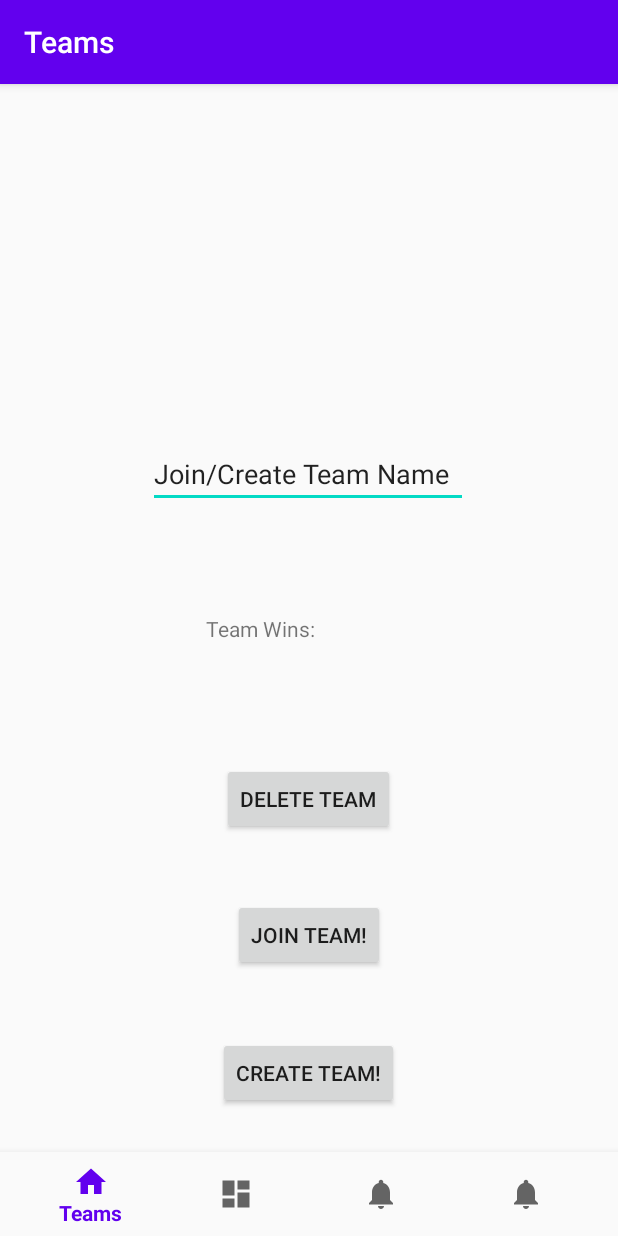
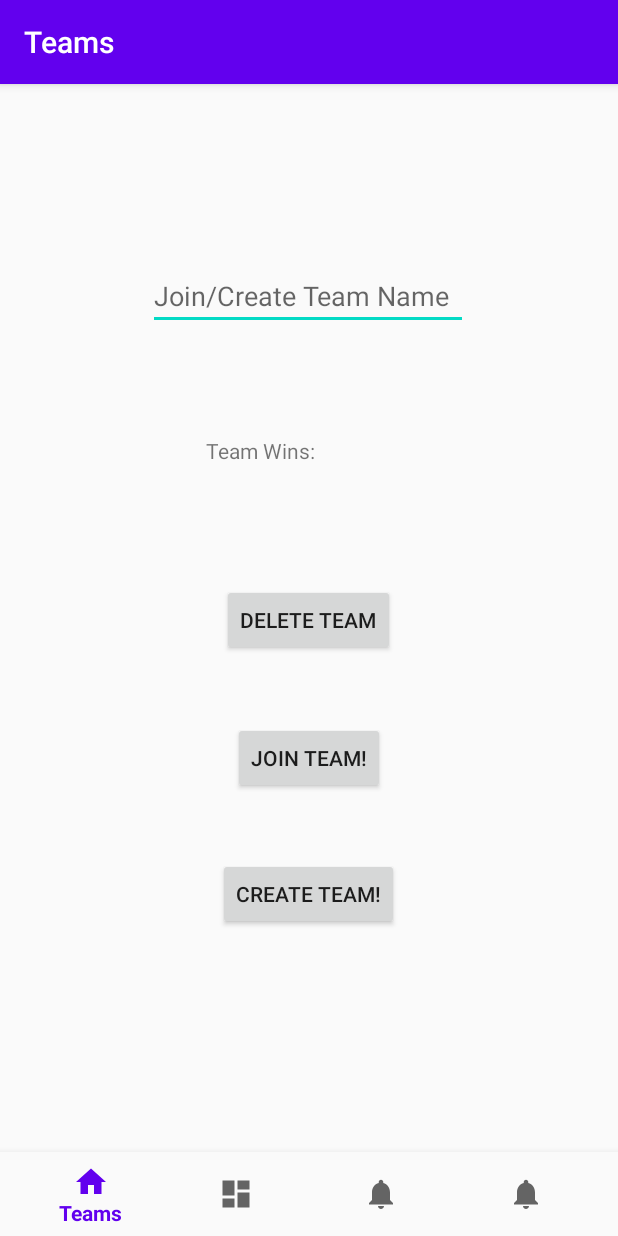
Before and after one commit to jmahajan117/COVIDQuiz, an Android app: the HomeFragment screen opened directly, with no data from a screen before it, on a phone screen of 412 x 824 dp. Run offline under Robolectric (Android 15) with nearby library versions, the phone set to English and light mode, and no system bars; our stand-ins replace navigation-ui.

Commit message:
Fixed teams info

```diff
--- a/app/src/main/java/com/example/covidquiz/MainActivity.java
+++ b/app/src/main/java/com/example/covidquiz/MainActivity.java
@@ -47,6 +47,7 @@ public class MainActivity extends AppCompatActivity {
                 if (r.getString("Username").equals(userName) && r.getString("Password").equals(password)) {
                     Intent nextScreen = new Intent(this, Lobby.class);
                     nextScreen.putExtra("Team Name", r.getString("TName"));
+                    nextScreen.putExtra("User", userName);
                     startActivity(nextScreen);
                     //DO WHATEVER HERE
                 }
--- a/app/src/main/java/com/example/covidquiz/ui/home/HomeFragment.java
+++ b/app/src/main/java/com/example/covidquiz/ui/home/HomeFragment.java
@@ -38,6 +38,7 @@ public class HomeFragment extends Fragment {
         createTeam = (Button) root.findViewById(R.id.buttonCreateTeam);
         textWins = (TextView) root.findViewById(R.id.textViewWins);
 
+        String user = getActivity().getIntent().getStringExtra("User");
         String teamName = getActivity().getIntent().getStringExtra("Team Name");
 
         //TODO: Get the wins of the team and update the textWins elem accordingly
--- a/app/src/main/res/layout/fragment_home.xml
+++ b/app/src/main/res/layout/fragment_home.xml
@@ -11,14 +11,49 @@
         android:layout_width="wrap_content"
         android:layout_height="wrap_content"
         android:ems="10"
+        android:hint="Join/Create Team Name"
         android:inputType="textPersonName"
-        android:text="Join/Create Team Name"
         app:layout_constraintBottom_toBottomOf="parent"
         app:layout_constraintEnd_toEndOf="parent"
         app:layout_constraintHorizontal_bias="0.497"
         app:layout_constraintStart_toStartOf="parent"
         app:layout_constraintTop_toTopOf="parent"
-        app:layout_constraintVertical_bias="0.272" />
+        app:layout_constraintVertical_bias="0.094" />
+
+    <Button
+        android:id="@+id/buttonCreateTeam"
+        android:layout_width="wrap_content"
+        android:layout_height="wrap_content"
+        android:text="Create Team!"
+        app:layout_constraintBottom_toBottomOf="parent"
+        app:layout_constraintEnd_toEndOf="parent"
+        app:layout_constraintHorizontal_bias="0.498"
+        app:layout_constraintStart_toStartOf="parent"
+        app:layout_constraintTop_toTopOf="parent"
+        app:layout_constraintVertical_bias="0.693" />
+
+    <Button
+        android:id="@+id/buttonJoin"
+        android:layout_width="wrap_content"
+        android:layout_height="wrap_content"
+        android:text="Join Team!"
+        app:layout_constraintBottom_toBottomOf="parent"
+        app:layout_constraintEnd_toEndOf="parent"
+        app:layout_constraintStart_toStartOf="parent"
+        app:layout_constraintTop_toTopOf="parent"
+        app:layout_constraintVertical_bias="0.556" />
+
+    <Button
+        android:id="@+id/buttonDeleteTeam"
+        android:layout_width="wrap_content"
+        android:layout_height="wrap_content"
+        android:text="Delete Team"
+        app:layout_constraintBottom_toBottomOf="parent"
+        app:layout_constraintEnd_toEndOf="parent"
+        app:layout_constraintHorizontal_bias="0.498"
+        app:layout_constraintStart_toStartOf="parent"
+        app:layout_constraintTop_toTopOf="parent"
+        app:layout_constraintVertical_bias="0.418" />
 
     <TextView
         android:id="@+id/textViewWins"
@@ -30,41 +65,6 @@
         app:layout_constraintHorizontal_bias="0.498"
         app:layout_constraintStart_toStartOf="parent"
         app:layout_constraintTop_toTopOf="parent"
-        app:layout_constraintVertical_bias="0.447" />
-
-    <Button
-        android:id="@+id/buttonDeleteTeam"
-        android:layout_width="wrap_content"
-        android:layout_height="wrap_content"
-        android:text="Delete Team"
-        app:layout_constraintBottom_toBottomOf="parent"
-        app:layout_constraintEnd_toEndOf="parent"
-        app:layout_constraintHorizontal_bias="0.498"
-        app:layout_constraintStart_toStartOf="parent"
-        app:layout_constraintTop_toTopOf="parent"
-        app:layout_constraintVertical_bias="0.597" />
-
-    <Button
-        android:id="@+id/buttonJoin"
-        android:layout_width="wrap_content"
-        android:layout_height="wrap_content"
-        android:text="Join Team!"
-        app:layout_constraintBottom_toBottomOf="parent"
-        app:layout_constraintEnd_toEndOf="parent"
-        app:layout_constraintStart_toStartOf="parent"
-        app:layout_constraintTop_toTopOf="parent"
-        app:layout_constraintVertical_bias="0.734" />
-
-    <Button
-        android:id="@+id/buttonCreateTeam"
-        android:layout_width="wrap_content"
-        android:layout_height="wrap_content"
-        android:text="Create Team!"
-        app:layout_constraintBottom_toBottomOf="parent"
-        app:layout_constraintEnd_toEndOf="parent"
-        app:layout_constraintHorizontal_bias="0.498"
-        app:layout_constraintStart_toStartOf="parent"
-        app:layout_constraintTop_toTopOf="parent"
-        app:layout_constraintVertical_bias="0.872" />
+        app:layout_constraintVertical_bias="0.269" />
 
 </androidx.constraintlayout.widget.ConstraintLayout>
```
